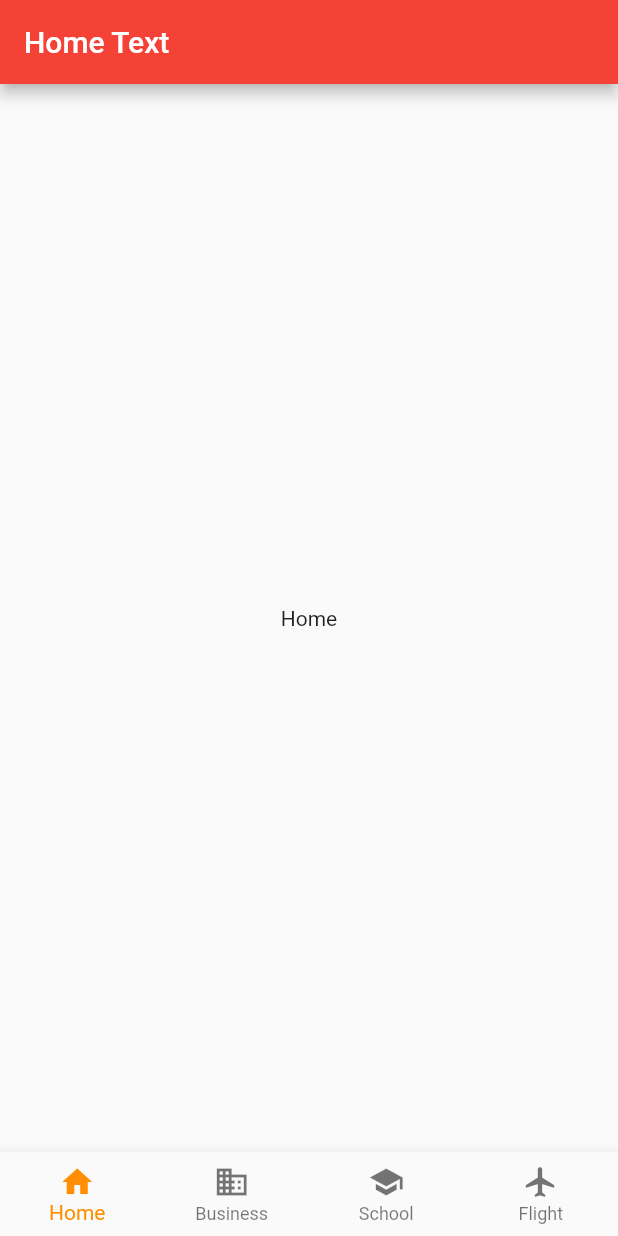
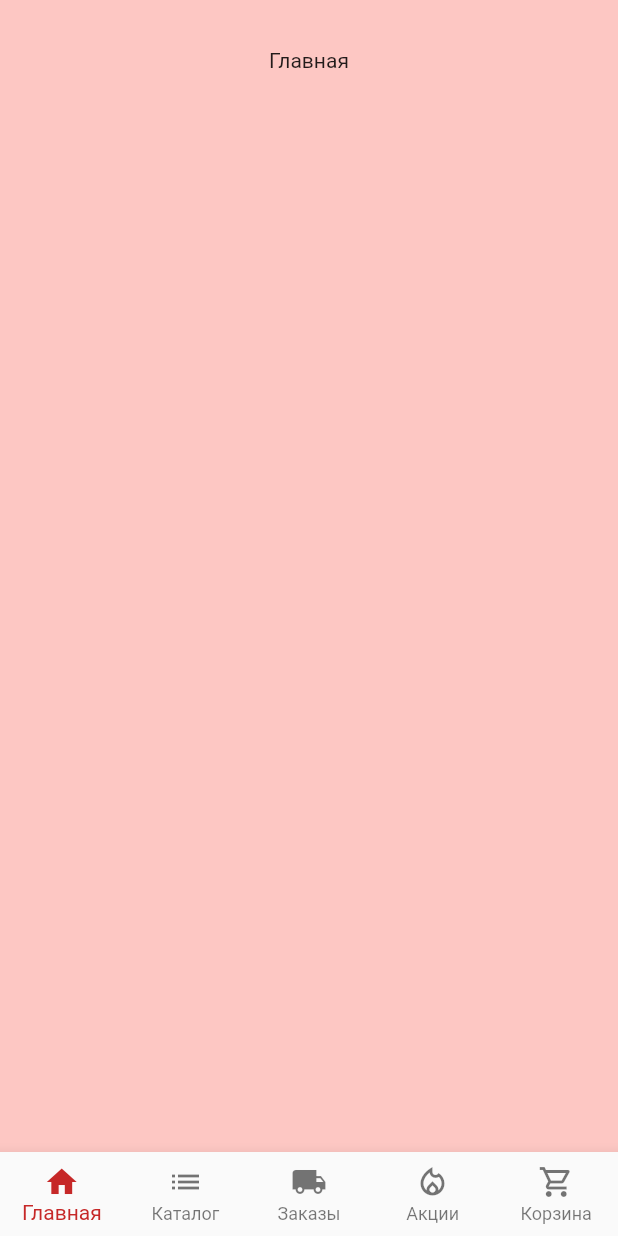
Before and after one commit to nikitalebed/mr-grapes, a Flutter app: the screen it shows after launch, on a phone screen of 412 x 824 dp. Run offline on Flutter 3.47's test engine with Material 2 defaults, Android fonts, the phone set to English and light mode, and no system bars.

Commit message:
init commit #5

```diff
--- a/lib/constants.dart
+++ b/lib/constants.dart
@@ -3,8 +3,9 @@ import 'package:flutter/material.dart';
 import 'destination.dart';
 
 const List<Destination> allDestinations = <Destination>[
-  Destination('Home', Icons.home, Colors.teal),
-  Destination('Business', Icons.business, Colors.cyan),
-  Destination('School', Icons.school, Colors.orange),
-  Destination('Flight', Icons.flight, Colors.blue)
+  Destination('Главная', Icons.home),
+  Destination('Каталог', Icons.list),
+  Destination('Заказы', Icons.local_shipping),
+  Destination('Акции', Icons.local_fire_department_outlined),
+  Destination('Корзина', Icons.shopping_cart_outlined)
 ];
--- a/lib/destination.dart
+++ b/lib/destination.dart
@@ -1,9 +1,8 @@
 import 'package:flutter/material.dart';
 
 class Destination {
-  const Destination(this.title, this.icon, this.color);
+  const Destination(this.title, this.icon);
 
   final String title;
   final IconData icon;
-  final MaterialColor color;
 }
--- a/lib/destination_view.dart
+++ b/lib/destination_view.dart
@@ -15,15 +15,15 @@ class _DestinationViewState extends State<DestinationView> {
   @override
   Widget build(BuildContext context) {
     return Scaffold(
-      appBar: AppBar(
-        title: Text('${widget.destination.title} Text'),
-        // backgroundColor: widget.destination.color,
-      ),
-      // backgroundColor: widget.destination.color[100],
-      body: Container(
-        padding: const EdgeInsets.all(32.0),
-        alignment: Alignment.center,
-        child: Text('${widget.destination.title}'),
+      backgroundColor: Color(0xFFFDC7C3),
+      body: ListView(
+        children: [
+          Container(
+            padding: const EdgeInsets.all(32.0),
+            alignment: Alignment.center,
+            child: Text('${widget.destination.title}'),
+          ),
+        ],
       ),
     );
   }
--- a/lib/main.dart
+++ b/lib/main.dart
@@ -11,7 +11,7 @@ class MrGrapesShop extends StatelessWidget {
     return MaterialApp(
       title: 'Mr-Grapes',
       theme: ThemeData(
-        primarySwatch: Colors.red,
+        primaryColor: Color(0xFFFDC7C3),
       ),
       home: HomePage()
     );
--- a/lib/pages/home_page.dart
+++ b/lib/pages/home_page.dart
@@ -39,7 +39,7 @@ class _HomePageState extends State<HomePage> with TickerProviderStateMixin<HomeP
               title: Text(destination.title),
           );
         }).toList(),
-        selectedItemColor: Colors.amber[800],
+        selectedItemColor: Colors.red[800],
       ),
     );
   }
```
